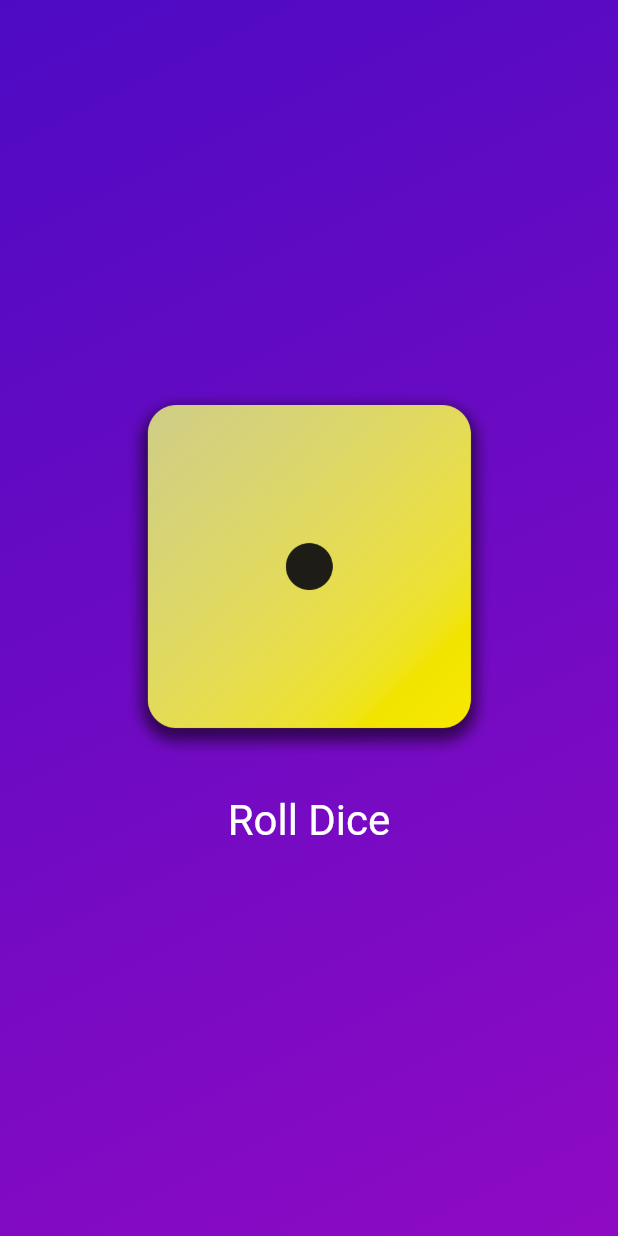
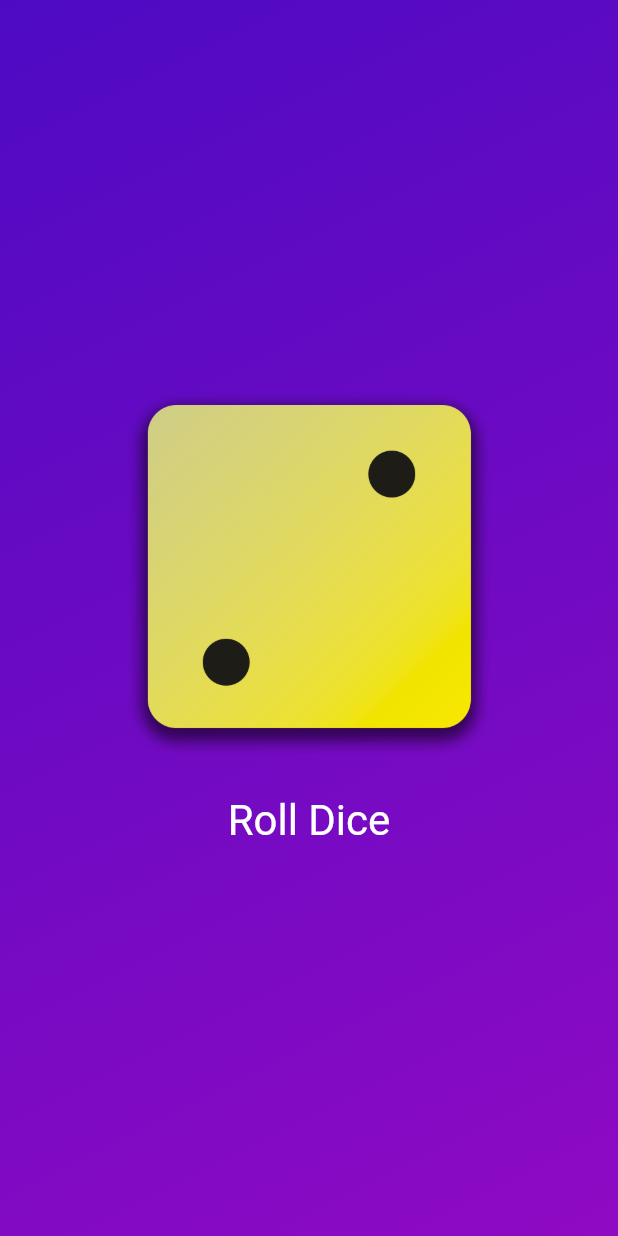
Before and after one commit to Mowgle88/roll_dice_app, a Flutter app: the screen it shows after launch, after a tap on "Roll Dice", on a phone screen of 412 x 824 dp. Run offline on Flutter 3.47's test engine with Material 2 defaults, Android fonts, the phone set to English and light mode, and no system bars.

```diff
--- /dev/null
+++ b/lib/dice_roller.dart
@@ -0,0 +1,52 @@
+import 'package:flutter/material.dart';
+
+class DiceRoller extends StatefulWidget {
+  const DiceRoller({super.key});
+
+  @override
+  State<DiceRoller> createState() => _DiceRollerState();
+}
+
+class _DiceRollerState extends State<DiceRoller> {
+  var activeDiceImage = 'assets/images/dice-1.png';
+
+  void rollDice() {
+    setState(() {
+      activeDiceImage = 'assets/images/dice-2.png';
+    });
+  }
+
+  @override
+  Widget build(BuildContext context) {
+    return Column(
+      mainAxisSize: MainAxisSize.min,
+      children: [
+        Image.asset(
+          activeDiceImage,
+          width: 250,
+        ),
+        const SizedBox(
+          height: 20,
+        ),
+        // ElevatedButton(
+        //   onPressed: rollDice,
+        //   child: const Text('Roll Dice'),
+        // ),
+        // OutlinedButton(
+        //   onPressed: rollDice,
+        //   child: const Text('Roll Dice'),
+        // ),
+        TextButton(
+          onPressed: rollDice,
+          style: TextButton.styleFrom(
+              // padding: const EdgeInsets.only(top: 20),
+              foregroundColor: Colors.white,
+              textStyle: const TextStyle(
+                fontSize: 28,
+              )),
+          child: const Text('Roll Dice'),
+        )
+      ],
+    );
+  }
+}
--- a/lib/gradient_container.dart
+++ b/lib/gradient_container.dart
@@ -1,4 +1,6 @@
 import 'package:flutter/material.dart';
+
+import 'dice_roller.dart';
 
 const startAligment = Alignment.topLeft;
 const endAligment = Alignment.bottomRight;
@@ -8,8 +10,6 @@ class GradientContainer extends StatelessWidget {
   const GradientContainer({super.key, required this.colors});
 
   final List<Color> colors;
-
-  void rollDice() {}
 
   @override
   Widget build(BuildContext context) {
@@ -21,38 +21,7 @@ class GradientContainer extends StatelessWidget {
           end: Alignment.bottomRight,
         ),
       ),
-      child: Center(
-        child: Column(
-          mainAxisSize: MainAxisSize.min,
-          children: [
-            Image.asset(
-              'assets/images/dice-1.png',
-              width: 250,
-            ),
-            const SizedBox(
-              height: 20,
-            ),
-            // ElevatedButton(
-            //   onPressed: rollDice,
-            //   child: const Text('Roll Dice'),
-            // ),
-            // OutlinedButton(
-            //   onPressed: rollDice,
-            //   child: const Text('Roll Dice'),
-            // ),
-            TextButton(
-              onPressed: rollDice,
-              style: TextButton.styleFrom(
-                  // padding: const EdgeInsets.only(top: 20),
-                  foregroundColor: Colors.white,
-                  textStyle: const TextStyle(
-                    fontSize: 28,
-                  )),
-              child: const Text('Roll Dice'),
-            )
-          ],
-        ),
-      ),
+      child: Center(child: DiceRoller()),
     );
   }
 }
```
